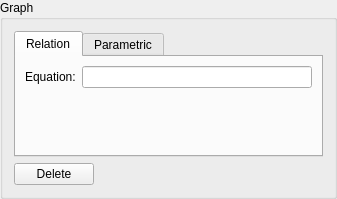
First picture: the form in GraphProperties.ui, repository goffrie/grapher, before the edit.
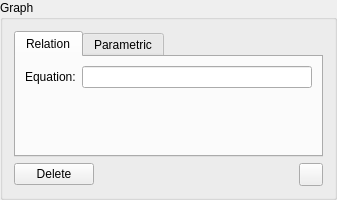
Second picture: the form after the edit.

```diff
--- a/GraphProperties.ui
+++ b/GraphProperties.ui
@@ -127,7 +127,7 @@
     </widget>
    </item>
    <item>
-    <layout class="QHBoxLayout" name="horizontalLayout_2" stretch="0,1">
+    <layout class="QHBoxLayout" name="horizontalLayout_2" stretch="0,1,0">
      <item>
       <widget class="QPushButton" name="deleteButton">
        <property name="text">
@@ -142,6 +142,16 @@
        </property>
       </widget>
      </item>
+     <item>
+      <widget class="QToolButton" name="colorButton">
+       <property name="styleSheet">
+        <string notr="true"/>
+       </property>
+       <property name="text">
+        <string/>
+       </property>
+      </widget>
+     </item>
     </layout>
    </item>
   </layout>
```
